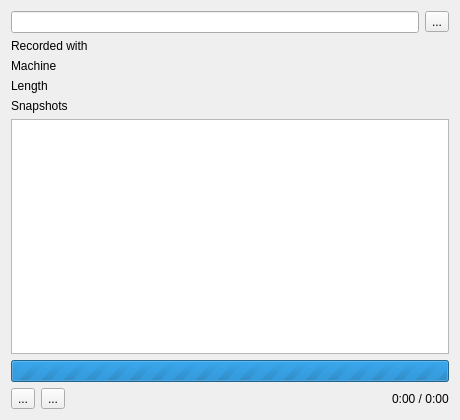
Volutar/xpeccy-plus, file ui/rzxplayer.ui: the form before one commit.
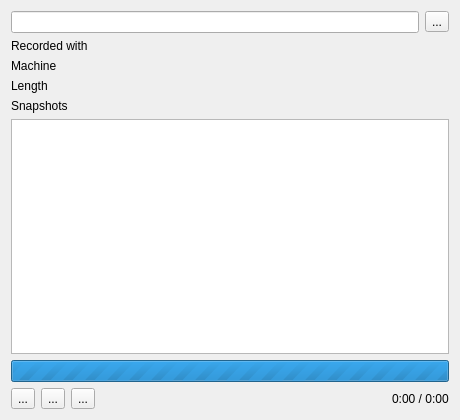
The form after the commit. Icons and pictures are not drawn.

Patch:
```diff
--- a/ui/rzxplayer.ui
+++ b/ui/rzxplayer.ui
@@ -177,6 +177,23 @@
        </property>
       </widget>
      </item>
+     <item>
+      <widget class="QToolButton" name="recButton">
+       <property name="toolTip">
+        <string>Record: from the machine as it is, or from this point of the recording being played</string>
+       </property>
+       <property name="text">
+        <string>...</string>
+       </property>
+       <property name="icon">
+        <iconset resource="../xpeccy.qrc">
+         <normaloff>:/images/tape-rec.png</normaloff>:/images/tape-rec.png</iconset>
+       </property>
+       <property name="checkable">
+        <bool>true</bool>
+       </property>
+      </widget>
+     </item>
      <item>
       <spacer name="horizontalSpacer">
        <property name="orientation">
```
